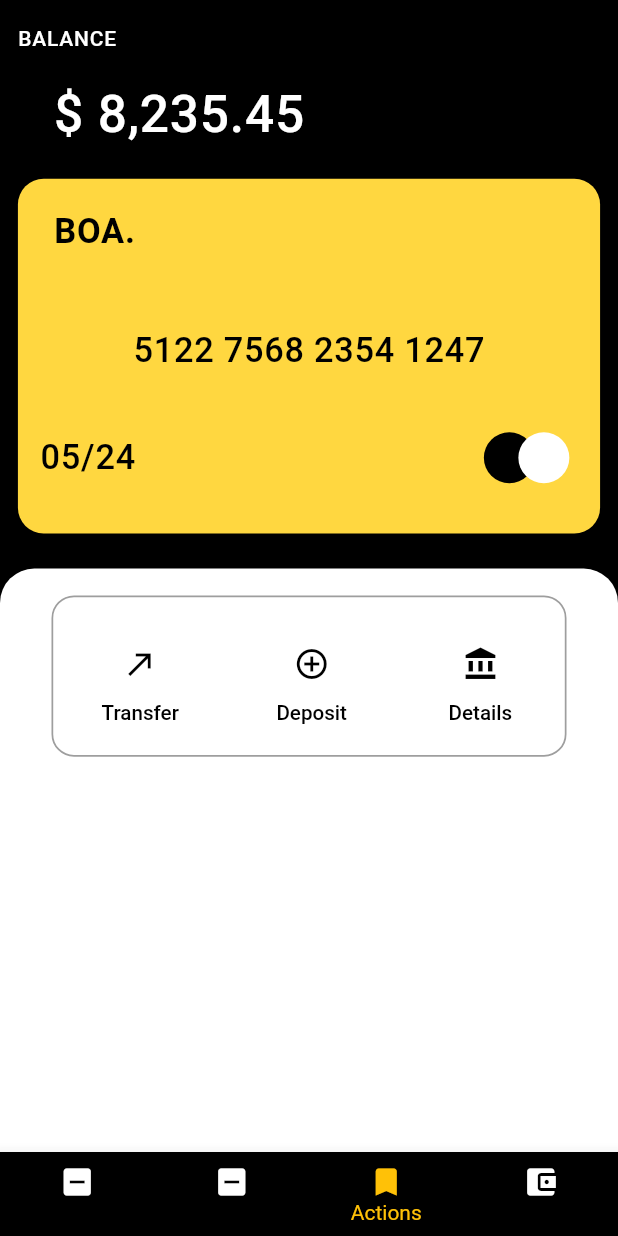
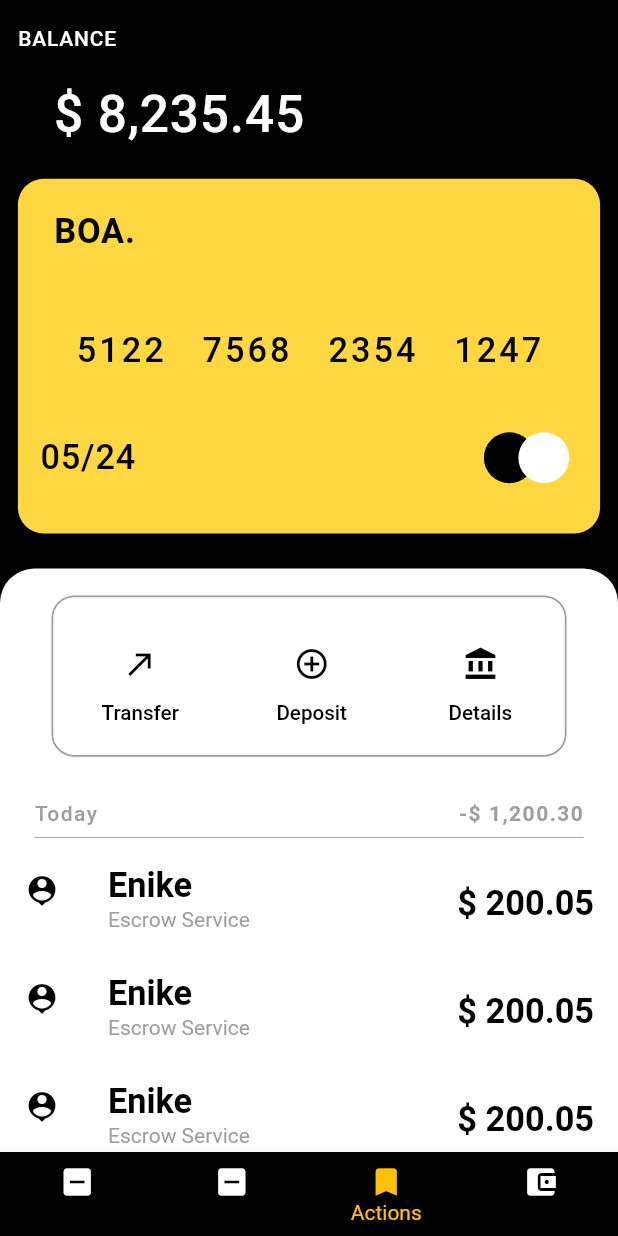
Before and after one commit to henryadebayo/nance, a Flutter app: the screen it shows after launch, item 3 of the bottom bar chosen, on a phone screen of 412 x 824 dp. Run offline on Flutter 3.47's test engine with Material 2 defaults, Android fonts, the phone set to English and light mode, and no system bars; our stand-ins replace flutter_screenutil.

Commit message:
building Wallet UI

```diff
--- a/lib/UI/wallet_screen.dart
+++ b/lib/UI/wallet_screen.dart
@@ -68,12 +68,44 @@ class _WalletScreenState extends State<WalletScreen> {
                             ),
                             Center(
                               child:
-                              Text("5122 7568 2354 1247",
-                                style: TextStyle(
-                                  color: Colors.black,
-                                  fontWeight: FontWeight.w500,
-                                  letterSpacing: 0.5,
-                                  fontSize: 20.0.sp,
+                              Padding(
+                                padding:  EdgeInsets.symmetric(horizontal: 15.0.w),
+                                child: Row(
+                                  mainAxisAlignment: MainAxisAlignment.spaceAround,
+                                  children: [
+                                    Text("5122",
+                                      style: TextStyle(
+                                        color: Colors.black,
+                                        fontWeight: FontWeight.w500,
+                                        letterSpacing: 2.0,
+                                        fontSize: 20.0.sp,
+                                      ),
+                                    ),
+                                    Text("7568",
+                                      style: TextStyle(
+                                        color: Colors.black,
+                                        fontWeight: FontWeight.w500,
+                                        letterSpacing: 2.0,
+                                        fontSize: 20.0.sp,
+                                      ),
+                                    ),
+                                    Text("2354",
+                                      style: TextStyle(
+                                        color: Colors.black,
+                                        fontWeight: FontWeight.w500,
+                                        letterSpacing: 2.0,
+                                        fontSize: 20.0.sp,
+                                      ),
+                                    ),
+                                    Text("1247",
+                                      style: TextStyle(
+                                        color: Colors.black,
+                                        fontWeight: FontWeight.w500,
+                                        letterSpacing: 2.0,
+                                        fontSize: 20.0.sp,
+                                      ),
+                                    ),
+                                  ],
                                 ),
                               ),
                             ),
@@ -185,6 +217,49 @@ class _WalletScreenState extends State<WalletScreen> {
                           ),
                         ),
                       ),
+                    ),
+                    Padding(
+                      padding:  EdgeInsets.only(top:25.0.h,left: 20.0.w, right: 20.0.w),
+                      child: Column(
+                        children: [
+                          Row(
+                            mainAxisAlignment:MainAxisAlignment.spaceBetween
+                            ,children: const [
+                            Text("Today", style: TextStyle(color: Colors.grey,
+                            fontWeight: FontWeight.w500,
+                              letterSpacing: 1.0
+                            ),),
+                            Text("-\$ 1,200.30", style: TextStyle(color: Colors.grey,
+                            fontWeight: FontWeight.bold,
+                              letterSpacing: 1.0
+                            ),),
+
+                          ],),
+                          Divider(color: Colors.grey, thickness: 0.5.h,),
+                        ],
+                      ),
+                    ),
+                    Expanded(
+                      child: ListView.builder(itemBuilder: (BuildContext ctx, int index){
+                        return ListTile(
+                          leading: const Icon(Icons.person_pin, color: Colors.black,),
+                          title: Text("Enike", style: TextStyle(
+                            color: Colors.black,
+                            fontWeight: FontWeight.bold,
+                            fontSize: 20.0.sp
+                          ),),
+                          trailing: Text("\$ 200.05", style: TextStyle(
+                              color: Colors.black,
+                              fontWeight: FontWeight.bold,
+                              fontSize: 20.0.sp
+                          ),),
+                          subtitle: const Text("Escrow Service",
+                             style: TextStyle(
+                               color: Colors.grey
+                             ),
+                          ),
+                        );
+                      }),
                     )
                   ],
                 ),
```
